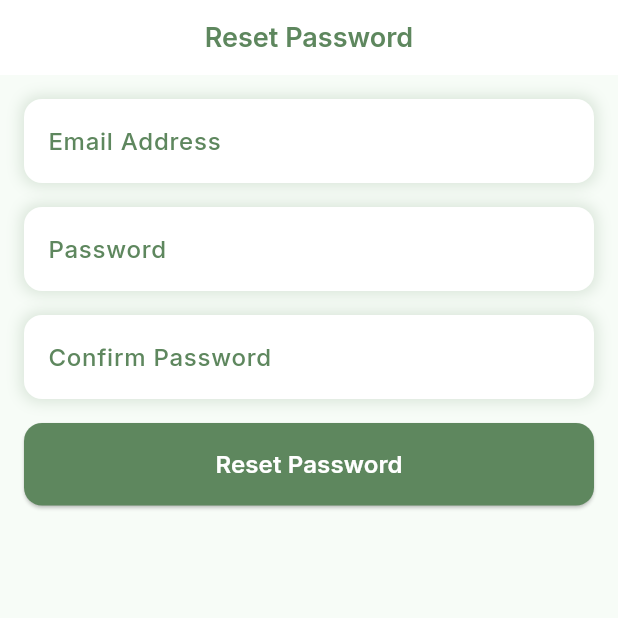
After one commit to kiannaquines/tmds, a Flutter app: the ResetScreen screen opened directly, on a phone screen of 412 x 824 dp, the top half of it. The commit adds this screen. Run offline on Flutter 3.47's test engine with Material 3 defaults, Android fonts, the phone set to English and light mode, and no system bars; our stand-ins replace google_fonts, lucide_icons_flutter, shared_preferences; accounts and stored records are empty; network calls fail.

Commit message:
Add forgot password and reset password screens; update API URL and manifest

```diff
--- a/lib/constants.dart
+++ b/lib/constants.dart
@@ -1 +1 @@
-const String apiUrl = "http://192.168.0.129:8000/api/v1";
+const String apiUrl = "http://192.168.0.115:8000/api/v1";
--- /dev/null
+++ b/lib/screens/reset.dart
@@ -0,0 +1,103 @@
+import 'dart:convert';
+import 'package:flutter/material.dart';
+import 'package:tdms_faculty/components/widgets.dart';
+import 'package:tdms_faculty/components/my_appbar.dart';
+import 'package:tdms_faculty/constants.dart';
+import 'package:http/http.dart' as http;
+
+class ResetScreen extends StatefulWidget {
+  const ResetScreen({super.key});
+
+  @override
+  State<ResetScreen> createState() => _ResetScreenState();
+}
+
+class _ResetScreenState extends State<ResetScreen> {
+  final _passwordController = TextEditingController();
+  final _passwordConfirmController = TextEditingController();
+  final _emailController = TextEditingController();
+  final _tokenController = TextEditingController();
+
+  bool _isLoading = false;
+
+  Future<void> resetPassword() async {
+    setState(() {
+      _isLoading = true;
+    });
+
+    final email = _emailController.text.trim();
+    final password = _passwordController.text.trim();
+    final passwordConfirmation = _passwordConfirmController.text.trim();
+    final token = _tokenController.text.trim();
+
+    final url = Uri.parse('$apiUrl/forgot');
+    final headers = {
+      'Accept': 'application/json',
+      'Content-Type': 'application/json',
+    };
+
+    final body = jsonEncode({
+      "email": email,
+      "token": token,
+      "password": password,
+      "password_confirmation": passwordConfirmation,
+    });
+
+    try {
+      final response = await http.post(url, headers: headers, body: body);
+      final data = jsonDecode(response.body);
+
+      if (response.statusCode == 200) {
+        // ignore: use_build_context_synchronously
+        showMessageSnackbar(context, data['message'], isError: false);
+      } else {
+        // ignore: use_build_context_synchronously
+        showMessageSnackbar(context, data['message'], isError: true);
+      }
+    } catch (e) {
+      // ignore: use_build_context_synchronously
+      showMessageSnackbar(context, "$e", isError: true);
+    } finally {
+      setState(() {
+        _isLoading = false;
+      });
+    }
+  }
+
+  @override
+  Widget build(BuildContext context) {
+    return Scaffold(
+      appBar: PreferredSize(
+        preferredSize: Size.fromHeight(50),
+        child: MyAppbar(title: "Reset Password", showActions: false),
+      ),
+      body: Padding(
+        padding: EdgeInsets.all(16),
+        child: Column(
+          children: [
+            buildTextField(
+              'Email Address',
+              _emailController,
+              isPassword: false,
+            ),
+            SizedBox(height: 16),
+            buildTextField('Password', _passwordController, isPassword: true),
+            SizedBox(height: 16),
+            buildTextField(
+              'Confirm Password',
+              _passwordConfirmController,
+              isPassword: true,
+            ),
+            SizedBox(height: 16),
+            buildGreenButton(
+              _isLoading ? 'Loading' : 'Reset Password',
+              () async {
+                await resetPassword();
+              },
+            ),
+          ],
+        ),
+      ),
+    );
+  }
+}
--- a/pubspec.yaml
+++ b/pubspec.yaml
@@ -38,6 +38,7 @@ dependencies:
   lucide_icons_flutter: ^3.0.5
   http: ^1.4.0
   shared_preferences: ^2.5.3
+  uni_links3: ^0.5.3
 
 dev_dependencies:
   flutter_test:
```
Also changed, not shown: lib/screens/forgot.dart (added, +80 -0 lines), lib/screens/signin.dart (+8 -4 lines), pubspec.lock, 1 other file.
